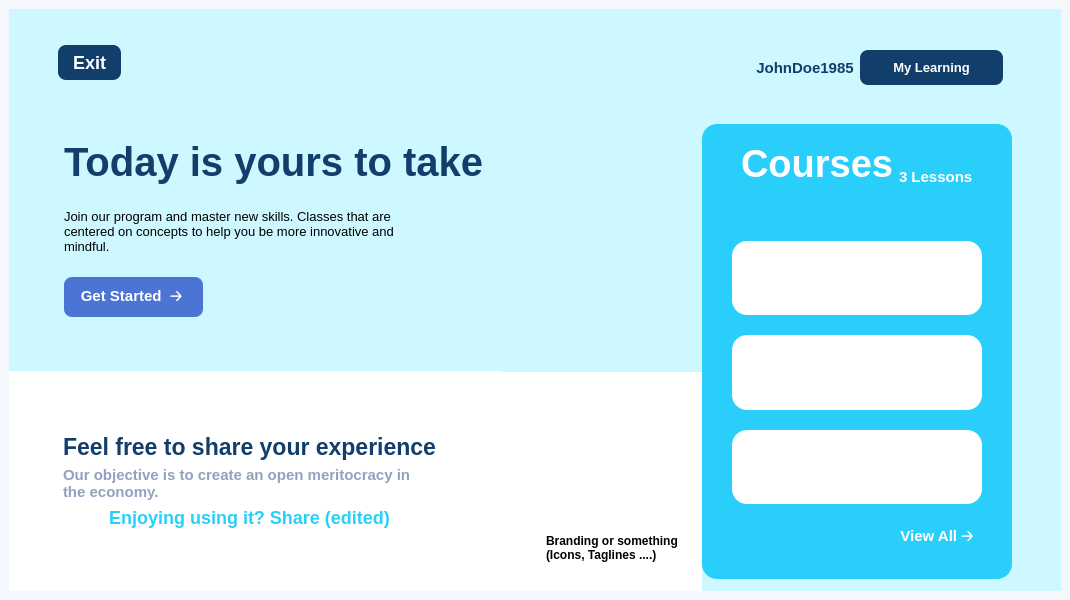
This is xedu/ui/landing_page.ui in Project-K-Official/kavach-studyblu as Qt 5 draws it before an edit. The edited form follows.
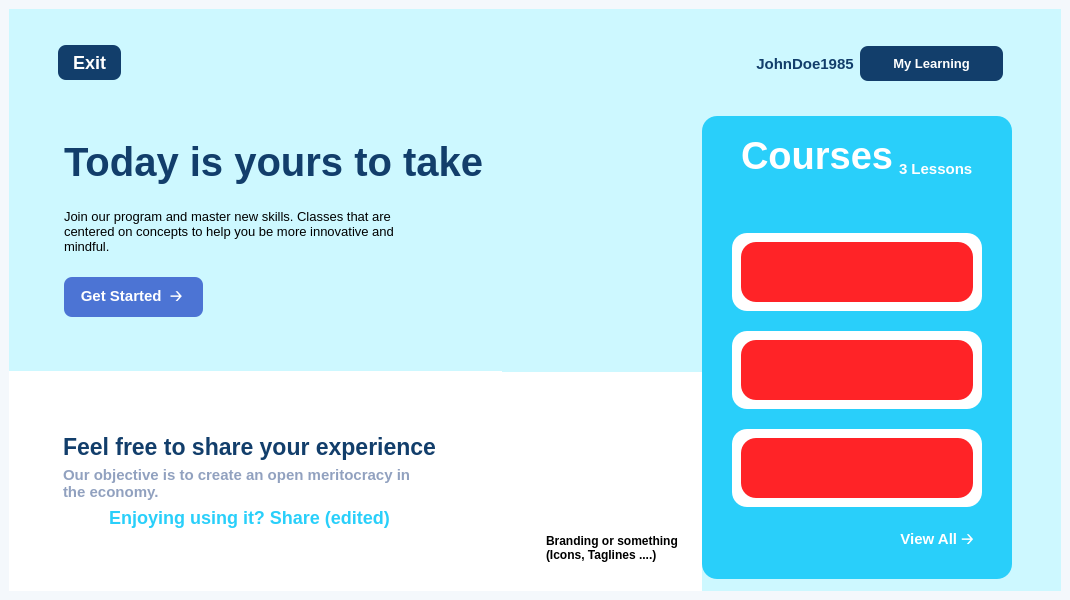
This is the edited form. Icons and pictures are not drawn.

Commit message: feat: Embed freeCodeCamp tutorial in reading page

The edit to the form file:
```diff
--- a/xedu/ui/landing_page.ui
+++ b/xedu/ui/landing_page.ui
@@ -760,6 +760,27 @@
                   <property name="frameShadow">
                    <enum>QFrame::Raised</enum>
                   </property>
+                  <layout class="QHBoxLayout" name="horizontalLayout_8">
+                   <item>
+                    <widget class="QPushButton" name="course_no_1">
+                     <property name="minimumSize">
+                      <size>
+                       <width>200</width>
+                       <height>60</height>
+                      </size>
+                     </property>
+                     <property name="cursor">
+                      <cursorShape>PointingHandCursor</cursorShape>
+                     </property>
+                     <property name="styleSheet">
+                      <string notr="true">background-color: rgb(255, 35, 39);</string>
+                     </property>
+                     <property name="text">
+                      <string/>
+                     </property>
+                    </widget>
+                   </item>
+                  </layout>
                  </widget>
                 </item>
                 <item>
@@ -773,6 +794,27 @@
                   <property name="frameShadow">
                    <enum>QFrame::Raised</enum>
                   </property>
+                  <layout class="QHBoxLayout" name="horizontalLayout_6">
+                   <item>
+                    <widget class="QPushButton" name="pushButton_5">
+                     <property name="minimumSize">
+                      <size>
+                       <width>200</width>
+                       <height>60</height>
+                      </size>
+                     </property>
+                     <property name="cursor">
+                      <cursorShape>PointingHandCursor</cursorShape>
+                     </property>
+                     <property name="styleSheet">
+                      <string notr="true">background-color: rgb(255, 35, 39);</string>
+                     </property>
+                     <property name="text">
+                      <string/>
+                     </property>
+                    </widget>
+                   </item>
+                  </layout>
                  </widget>
                 </item>
                 <item>
@@ -786,6 +828,27 @@
                   <property name="frameShadow">
                    <enum>QFrame::Raised</enum>
                   </property>
+                  <layout class="QHBoxLayout" name="horizontalLayout_7">
+                   <item>
+                    <widget class="QPushButton" name="pushButton_6">
+                     <property name="minimumSize">
+                      <size>
+                       <width>200</width>
+                       <height>60</height>
+                      </size>
+                     </property>
+                     <property name="cursor">
+                      <cursorShape>PointingHandCursor</cursorShape>
+                     </property>
+                     <property name="styleSheet">
+                      <string notr="true">background-color: rgb(255, 35, 39);</string>
+                     </property>
+                     <property name="text">
+                      <string/>
+                     </property>
+                    </widget>
+                   </item>
+                  </layout>
                  </widget>
                 </item>
                 <item>
```
The commit also changes 5 other files.
